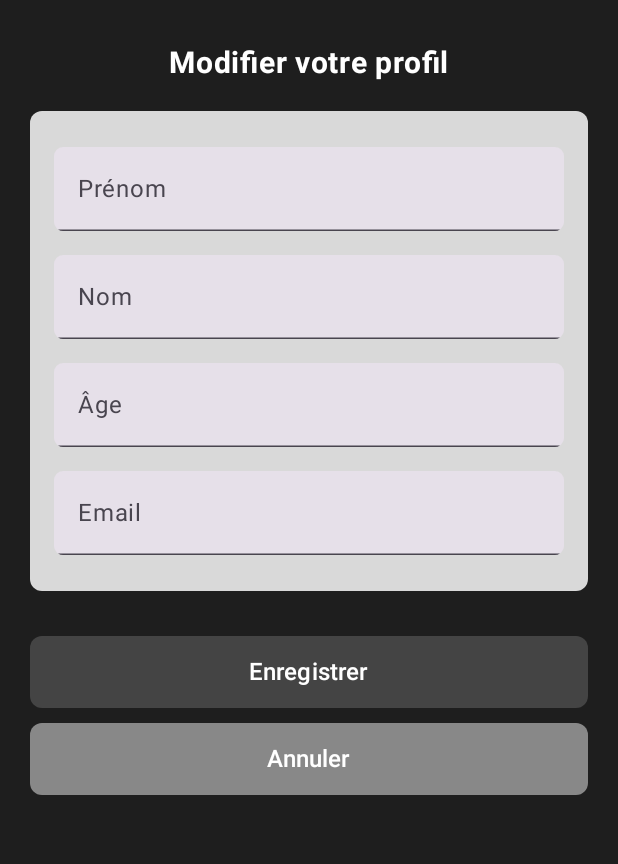
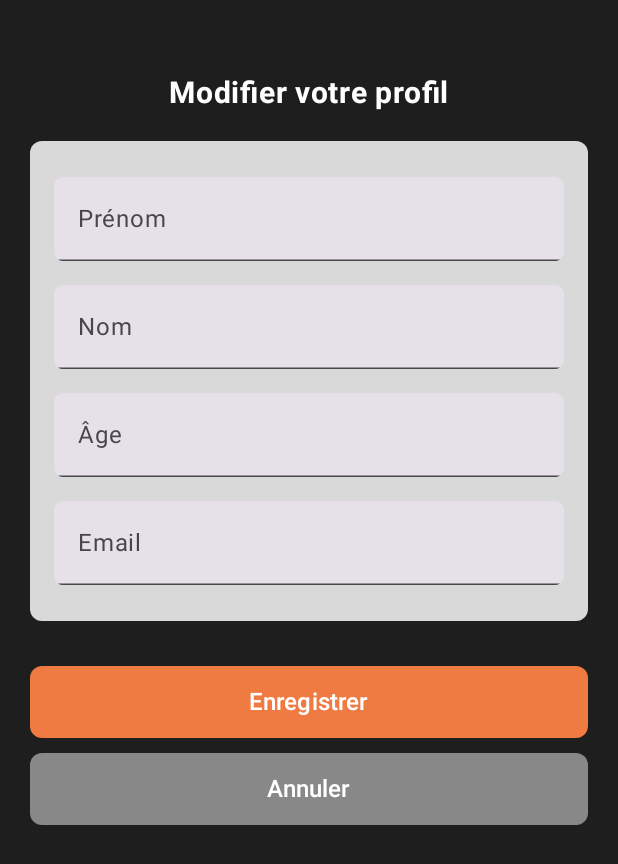
Before and after one commit to Oxnight/PropFinder, an Android app built with Jetpack Compose: the ModifierProfilePage screen opened through its navigation route, on a phone screen of 412 x 824 dp. Shown: the top 864 px of the screen. Run offline under Robolectric (Android 15) with nearby library versions, the phone set to English and light mode, and no system bars; our stand-ins replace Firebase (no records; nobody signed in at launch, a user with empty details on screens opened directly); libraries missing offline, so code that uses them is left out: org.osmdroid.config; 1 statement that could not run was skipped.

Commit message:
Modifications mineures

```diff
--- a/app/src/main/java/com/example/propfinder/presentation/main/Template.kt
+++ b/app/src/main/java/com/example/propfinder/presentation/main/Template.kt
@@ -46,7 +46,7 @@ fun Template(
         "Search" to Icons.Filled.Search,
         "Map" to Icons.Filled.LocationOn,
         "Publish" to Icons.Filled.Home,
-        "Messages" to Icons.Filled.Email,
+        "Message" to Icons.Filled.Email,
         "Profile" to Icons.Filled.Person
     )
 
--- a/app/src/main/java/com/example/propfinder/presentation/main/profile/ModifierProfile.kt
+++ b/app/src/main/java/com/example/propfinder/presentation/main/profile/ModifierProfile.kt
@@ -57,7 +57,7 @@ fun ModifierProfilePage(
                 .padding(20.dp),
             horizontalAlignment = Alignment.CenterHorizontally
         ) {
-            Spacer(modifier = Modifier.height(10.dp)) // padding haut
+            Spacer(modifier = Modifier.height(30.dp)) // padding haut
 
             Text(
                 text = "Modifier votre profil",
@@ -102,7 +102,7 @@ fun ModifierProfilePage(
                     }
                 }
                 ,
-                colors = ButtonDefaults.buttonColors(containerColor = Color(0xFF444444)),
+                colors = ButtonDefaults.buttonColors(containerColor = Color(0xFFF07B42)),
                 shape = RoundedCornerShape(8.dp),
                 modifier = Modifier
                     .fillMaxWidth()
```
